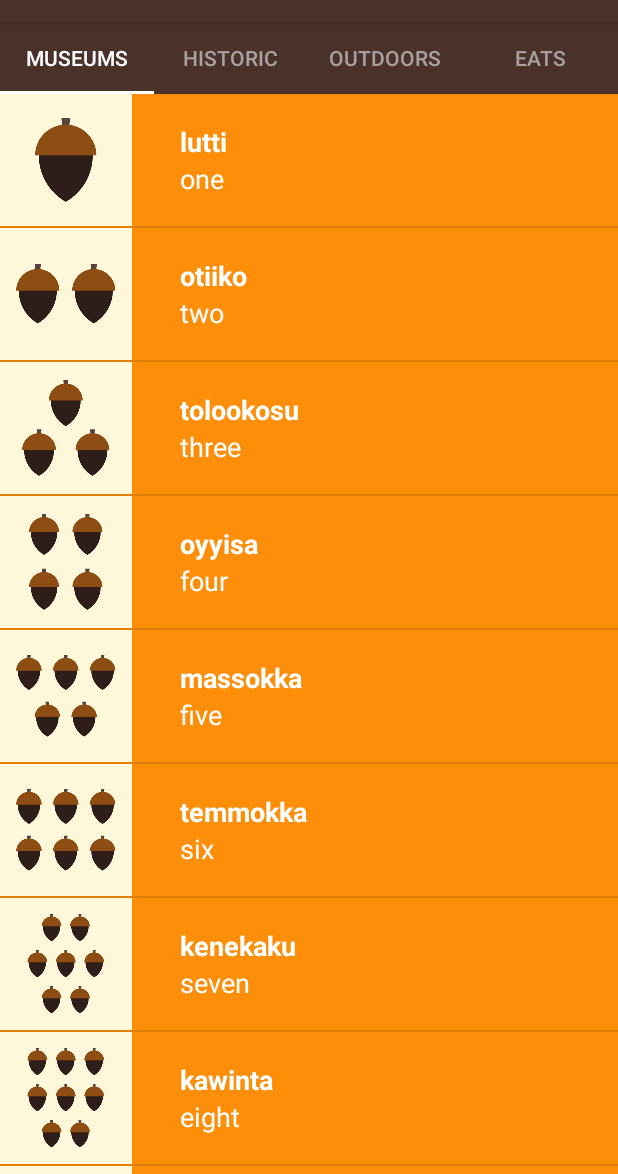
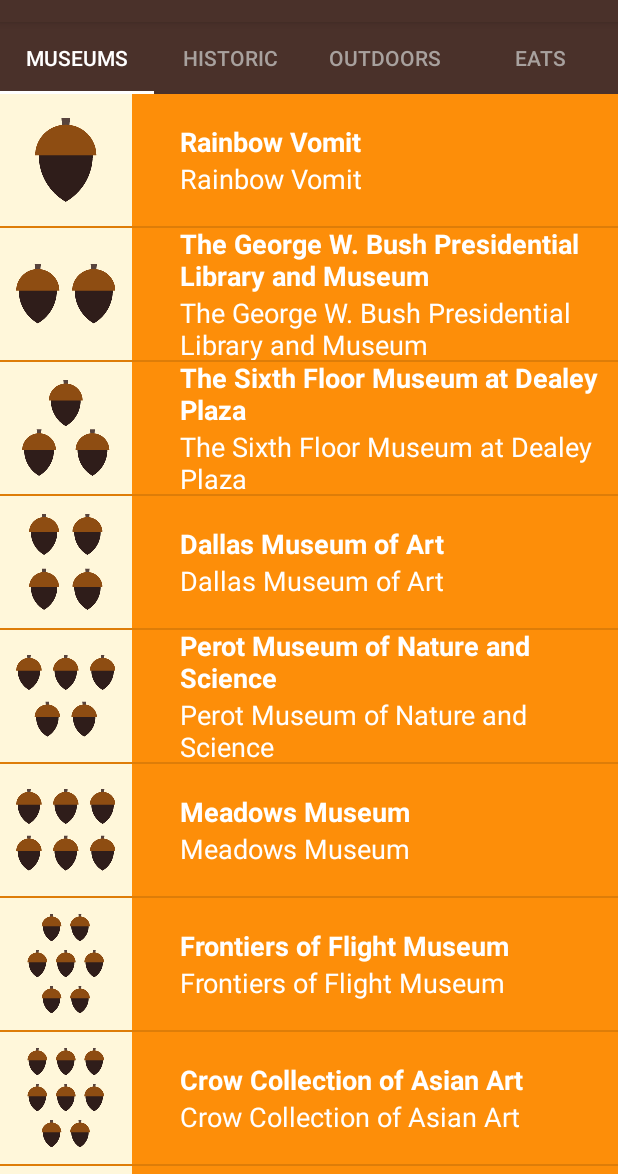
Before and after one commit to jamesyothers/tour-guide-app, an Android app: the screen it shows after launch (MainActivity), on a phone screen of 412 x 824 dp, the part 62-1236 px from its top. Run offline under Robolectric (Android 15) with nearby library versions, the phone set to English and light mode, and no system bars.

Commit message:
feat: update meseum fragment

```diff
--- a/app/src/main/java/com/example/android/miwok/MuseumsFragment.java
+++ b/app/src/main/java/com/example/android/miwok/MuseumsFragment.java
@@ -80,25 +80,25 @@ public class MuseumsFragment extends Fragment {
 
         // Create a list of words
         final ArrayList<ListItem> words = new ArrayList<ListItem>();
-        words.add(new ListItem("one", "lutti", R.drawable.number_one,
+        words.add(new ListItem("Rainbow Vomit", "Rainbow Vomit", R.drawable.number_one,
                 R.raw.number_one));
-        words.add(new ListItem("two", "otiiko", R.drawable.number_two,
+        words.add(new ListItem("The George W. Bush Presidential Library and Museum", "The George W. Bush Presidential Library and Museum", R.drawable.number_two,
                 R.raw.number_two));
-        words.add(new ListItem("three", "tolookosu", R.drawable.number_three,
+        words.add(new ListItem("The Sixth Floor Museum at Dealey Plaza", "The Sixth Floor Museum at Dealey Plaza", R.drawable.number_three,
                 R.raw.number_three));
-        words.add(new ListItem("four", "oyyisa", R.drawable.number_four,
+        words.add(new ListItem("Dallas Museum of Art", "Dallas Museum of Art", R.drawable.number_four,
                 R.raw.number_four));
-        words.add(new ListItem("five", "massokka", R.drawable.number_five,
+        words.add(new ListItem("Perot Museum of Nature and Science", "Perot Museum of Nature and Science", R.drawable.number_five,
                 R.raw.number_five));
-        words.add(new ListItem("six", "temmokka", R.drawable.number_six,
+        words.add(new ListItem("Meadows Museum", "Meadows Museum", R.drawable.number_six,
                 R.raw.number_six));
-        words.add(new ListItem("seven", "kenekaku", R.drawable.number_seven,
+        words.add(new ListItem("Frontiers of Flight Museum", "Frontiers of Flight Museum", R.drawable.number_seven,
                 R.raw.number_seven));
-        words.add(new ListItem("eight", "kawinta", R.drawable.number_eight,
+        words.add(new ListItem("Crow Collection of Asian Art", "Crow Collection of Asian Art", R.drawable.number_eight,
                 R.raw.number_eight));
-        words.add(new ListItem("nine", "wo’e", R.drawable.number_nine,
+        words.add(new ListItem("Nasher Sculpture Center", "Nasher Sculpture Center", R.drawable.number_nine,
                 R.raw.number_nine));
-        words.add(new ListItem("ten", "na’aacha", R.drawable.number_ten,
+        words.add(new ListItem("Dallas Holocaust and Human Rights Museum", "allas Holocaust and Human Rights Museum", R.drawable.number_ten,
                 R.raw.number_ten));
 
         // Create an {@link WordAdapter}, whose data source is a list of {@link Word}s. The
```
Also changed, not shown: 1 other file.
